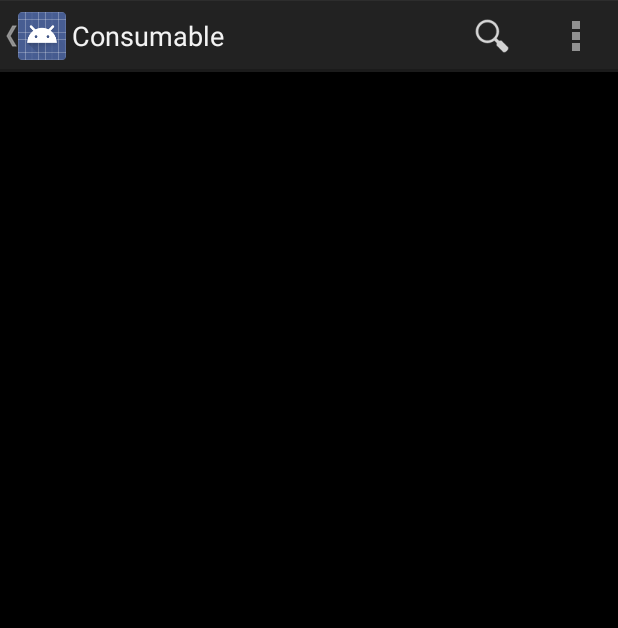
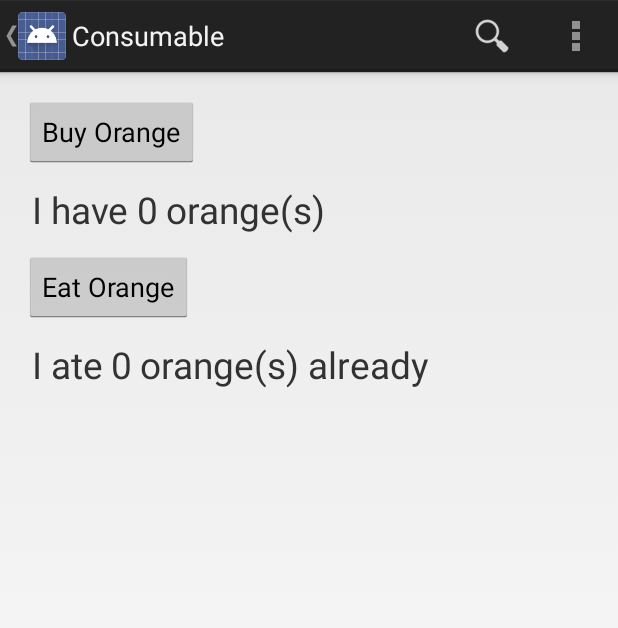
Before and after one commit to MrZhengliang/SampleProject, an Android app: the screen it shows after launch (MyActivity), on a phone screen of 412 x 824 dp. Shown: the top 628 px of the screen. Run offline under Robolectric (Android 15) with nearby library versions, the phone set to English and light mode, and no system bars; 3 statements that could not run were skipped.

Commit message:
Partially implemented consumable iap's

```diff
--- a/app/src/main/java/iapsample/amazon/humayunm/sampleproject/MyActivity.java
+++ b/app/src/main/java/iapsample/amazon/humayunm/sampleproject/MyActivity.java
@@ -26,6 +26,9 @@ import android.util.Log;
 
 import java.util.Locale;
 
+import iapsample.amazon.humayunm.sampleproject.fragment.ConsumableFragment;
+import iapsample.amazon.humayunm.sampleproject.fragment.EntitlementFragment;
+import iapsample.amazon.humayunm.sampleproject.fragment.SubscriptionFragment;
 import iapsample.amazon.humayunm.sampleproject.listener.PurchaseListener;
 
 
@@ -62,6 +65,9 @@ public class MyActivity extends Activity {
         // enable ActionBar app icon to behave as action to toggle nav drawer
         getActionBar().setDisplayHomeAsUpEnabled(true);
         getActionBar().setHomeButtonEnabled(true);
+
+        // Initialize IAP listeners
+        initializeListeners();
 
         // ActionBarDrawerToggle ties together the the proper interactions
         // between the sliding drawer and the action bar app icon
@@ -145,13 +151,30 @@ public class MyActivity extends Activity {
 
     private void selectItem(int position) {
         // update the main content by replacing fragments
-        Fragment fragment = new PlanetFragment();
-        Bundle args = new Bundle();
-        args.putInt(PlanetFragment.ARG_PLANET_NUMBER, position);
-        fragment.setArguments(args);
+        Fragment fragment = null;
 
-        FragmentManager fragmentManager = getFragmentManager();
-        fragmentManager.beginTransaction().replace(R.id.content_frame, fragment).commit();
+        //Consumable
+        if(position == 0) {
+            fragment = new ConsumableFragment();
+        }
+
+        //Non Consumable
+        if(position == 1) {
+            fragment = new EntitlementFragment();
+        }
+
+        //Subscription
+        if(position == 2) {
+            fragment = new SubscriptionFragment();
+        }
+
+        if(fragment != null) {
+            final FragmentManager fragmentManager = getFragmentManager();
+            fragmentManager.beginTransaction().replace(R.id.content_frame, fragment).commit();
+
+        } else {
+            Log.e(this.getClass().getName(), "Unknown fragment at position " + position);
+        }
 
         // update selected item and title, then close the drawer
         mDrawerList.setItemChecked(position, true);
--- /dev/null
+++ b/app/src/main/java/iapsample/amazon/humayunm/sampleproject/fragment/ConsumableFragment.java
@@ -0,0 +1,123 @@
+package iapsample.amazon.humayunm.sampleproject.fragment;
+
+import android.app.Activity;
+import android.net.Uri;
+import android.os.Bundle;
+import android.app.Fragment;
+import android.util.Log;
+import android.view.LayoutInflater;
+import android.view.View;
+import android.view.ViewGroup;
+import android.widget.Button;
+
+import com.amazon.device.iap.PurchasingService;
+import com.amazon.device.iap.model.RequestId;
+
+import iapsample.amazon.humayunm.sampleproject.R;
+import iapsample.amazon.humayunm.sampleproject.sku.MySKU;
+
+/**
+ * A simple {@link Fragment} subclass.
+ * Activities that contain this fragment must implement the
+ * Use the {@link ConsumableFragment#newInstance} factory method to
+ * create an instance of this fragment.
+ *
+ */
+public class ConsumableFragment extends Fragment implements View.OnClickListener {
+
+    // TODO: Rename parameter arguments, choose names that match
+    // the fragment initialization parameters, e.g. ARG_ITEM_NUMBER
+    private static final String ARG_PARAM1 = "param1";
+    private static final String ARG_PARAM2 = "param2";
+
+    // TODO: Rename and change types of parameters
+    private String mParam1;
+    private String mParam2;
+
+    private static final String TAG = "SampleIAPProject";
+
+
+    /**
+     * Use this factory method to create a new instance of
+     * this fragment using the provided parameters.
+     *
+     * @param param1 Parameter 1.
+     * @param param2 Parameter 2.
+     * @return A new instance of fragment ConsumableFragment.
+     */
+    // TODO: Rename and change types and number of parameters
+    public static ConsumableFragment newInstance(String param1, String param2) {
+        ConsumableFragment fragment = new ConsumableFragment();
+        Bundle args = new Bundle();
+        args.putString(ARG_PARAM1, param1);
+        args.putString(ARG_PARAM2, param2);
+        fragment.setArguments(args);
+        return fragment;
+    }
+    public ConsumableFragment() {
+        // Required empty public constructor
+    }
+
+    @Override
+    public void onCreate(Bundle savedInstanceState) {
+        super.onCreate(savedInstanceState);
+
+        if (getArguments() != null) {
+            mParam1 = getArguments().getString(ARG_PARAM1);
+            mParam2 = getArguments().getString(ARG_PARAM2);
+        }
+    }
+
+    @Override
+    public View onCreateView(LayoutInflater inflater, ViewGroup container,
+                             Bundle savedInstanceState) {
+
+        final View view = inflater.inflate(R.layout.fragment_consumable, container, false);
+
+        final Button eat_orange_button = (Button)view.findViewById(R.id.eat_orange_button);
+        eat_orange_button.setOnClickListener(this);
+
+        final Button buy_orange_button = (Button)view.findViewById(R.id.buy_orange_button);
+        buy_orange_button.setOnClickListener(this);
+
+        return view;
+    }
+
+
+    @Override
+    public void onClick(View view) {
+        if(view.getId() == R.id.buy_orange_button) {
+            onBuyOrangeClick();
+        }
+
+        if(view.getId() == R.id.eat_orange_button) {
+            onEatOrangeClick();
+        }
+
+    }
+
+    /**
+     * Click handler invoked when user clicks button to buy an orange
+     * consumable. This method calls {@link PurchasingService#purchase(String)}
+     * with the SKU to initialize the purchase from Amazon Appstore
+     */
+    private void onBuyOrangeClick() {
+        final RequestId requestId = PurchasingService.purchase(MySKU.ORANGE.getSku());
+        Log.d(TAG, "onBuyOrangeClick: requestId (" + requestId + ")");
+    }
+
+    /**
+     * Click handler called when user clicks button to eat an orange consumable.
+     */
+    private void onEatOrangeClick() {
+        try {
+            //sampleIapManager.eatOrange();
+            Log.d(TAG, "onEatOrangeClick: consuming 1 orange");
+
+//            updateOrangesInView(sampleIapManager.getUserIapData().getRemainingOranges(),
+//                    sampleIapManager.getUserIapData().getConsumedOranges());
+        } catch (final RuntimeException e) {
+            //showMessage("Unknow error when eat Orange");
+        }
+    }
+}
--- a/app/src/main/java/iapsample/amazon/humayunm/sampleproject/listener/PurchaseListener.java
+++ b/app/src/main/java/iapsample/amazon/humayunm/sampleproject/listener/PurchaseListener.java
@@ -23,8 +23,10 @@ public class PurchaseListener implements PurchasingListener{
     @Override
     public void onUserDataResponse(UserDataResponse userDataResponse) {
         final UserDataResponse.RequestStatus status = userDataResponse.getRequestStatus();
+        Log.d(TAG, "onUserDataResponse");
 
-    //TODO: Implementation
+
+        //TODO: Implementation
         switch (status) {
             case SUCCESSFUL:
                 break;
@@ -60,7 +62,7 @@ public class PurchaseListener implements PurchasingListener{
 
     @Override
     public void onPurchaseResponse(PurchaseResponse purchaseResponse) {
-
+        Log.d(TAG, "onPurchasesResponse");
     }
 
     @Override
--- a/app/src/main/java/iapsample/amazon/humayunm/sampleproject/sku/MySku.java
+++ b/app/src/main/java/iapsample/amazon/humayunm/sampleproject/sku/MySku.java
@@ -5,7 +5,12 @@ package iapsample.amazon.humayunm.sampleproject.sku;
  */
 public enum MySKU {
 
-    ;
+    // This is the product to purchase and eat in the sample code.
+    ORANGE("com.amazon.sample.iap.consumable.orange", "US", iapsample.amazon.humayunm.sampleproject.sku.SKUType.CONSUMABLE),
+
+    // This is a sample product to show how IAP SDK handle not supported
+    // products
+    APPLE("com.amazon.sample.iap.consumable.apple", "US", iapsample.amazon.humayunm.sampleproject.sku.SKUType.CONSUMABLE);
 
     private final String sku;
     private final String availableMarketplace;
--- /dev/null
+++ b/app/src/main/res/layout/fragment_consumable.xml
@@ -0,0 +1,92 @@
+<FrameLayout xmlns:android="http://schemas.android.com/apk/res/android"
+    xmlns:tools="http://schemas.android.com/tools"
+    android:layout_width="match_parent"
+    android:layout_height="match_parent"
+    tools:context="iapsample.amazon.humayunm.sampleproject.fragment.ConsumableFragment">
+
+    <RelativeLayout xmlns:android="http://schemas.android.com/apk/res/android"
+        xmlns:tools="http://schemas.android.com/tools"
+        android:layout_width="match_parent"
+        android:layout_height="match_parent"
+        android:paddingBottom="@dimen/activity_vertical_margin"
+        android:paddingLeft="@dimen/activity_horizontal_margin"
+        android:paddingRight="@dimen/activity_horizontal_margin"
+        android:paddingTop="@dimen/activity_vertical_margin"
+        tools:context=".MainActivity" >
+
+        <Button
+            android:id="@+id/buy_orange_button"
+            android:layout_width="wrap_content"
+            android:layout_height="wrap_content"
+            android:text="@string/buy_orange" />
+
+        <LinearLayout
+            android:id="@+id/have_oranges"
+            android:layout_width="fill_parent"
+            android:layout_height="wrap_content"
+            android:layout_below="@id/buy_orange_button"
+            android:orientation="horizontal"
+            android:padding="5dp">
+
+            <TextView
+                android:layout_width="wrap_content"
+                android:layout_height="wrap_content"
+                android:textSize="24.5sp"
+                android:text="@string/i_have" />
+
+            <TextView
+                android:id="@+id/num_oranges"
+                android:layout_width="wrap_content"
+                android:layout_height="wrap_content"
+                android:textSize="24.5sp"
+                android:padding="5dp"
+                android:text="@string/zero" />
+
+            <TextView
+                android:layout_width="wrap_content"
+                android:layout_height="wrap_content"
+                android:textSize="24.5sp"
+                android:text="@string/oranges" />
+
+        </LinearLayout>
+
+        <Button
+            android:id="@+id/eat_orange_button"
+            android:layout_width="wrap_content"
+            android:layout_height="wrap_content"
+            android:text="@string/eat_orange"
+            android:layout_below="@id/have_oranges"/>
+
+        <LinearLayout
+            android:id="@+id/oranges_consumed"
+            android:layout_width="fill_parent"
+            android:layout_height="wrap_content"
+            android:layout_below="@id/eat_orange_button"
+            android:orientation="horizontal"
+            android:padding="5dp">
+
+            <TextView
+                android:layout_width="wrap_content"
+                android:layout_height="wrap_content"
+                android:textSize="24.5sp"
+                android:text="@string/i_ate" />
+
+            <TextView
+                android:id="@+id/num_oranges_consumed"
+                android:layout_width="wrap_content"
+                android:layout_height="wrap_content"
+                android:textSize="24.5sp"
+                android:padding="5dp"
+                android:text="@string/zero" />
+
+            <TextView
+                android:layout_width="wrap_content"
+                android:layout_height="wrap_content"
+                android:textSize="24.5sp"
+                android:text="@string/oranges_already" />
+
+        </LinearLayout>
+
+    </RelativeLayout>
+
+</FrameLayout>
--- a/app/src/main/res/values/strings.xml
+++ b/app/src/main/res/values/strings.xml
@@ -16,5 +16,13 @@
     <string name="drawer_close">Close navigation drawer</string>
     <string name="action_websearch">Web search</string>
     <string name="app_not_available">Sorry, there\'s no web browser available</string>
+    <string name="buy_orange">Buy Orange</string>
+    <string name="i_have">I have</string>
+    <string name="zero">0</string>
+    <string name="oranges">orange(s)</string>
+    <string name="eat_orange">Eat Orange</string>
+    <string name="i_ate">I ate</string>
+    <string name="oranges_already">orange(s) already</string>
+    <string name="hello_blank_fragment">Hello blank fragment</string>
 
 </resources>
```
Also changed, not shown: app/src/main/java/iapsample/amazon/humayunm/sampleproject/data/UserData.java (added, +23 -0 lines), app/src/main/java/iapsample/amazon/humayunm/sampleproject/fragment/EntitlementFragment.java (added, +69 -0 lines), app/src/main/java/iapsample/amazon/humayunm/sampleproject/fragment/SubscriptionFragment.java (added, +110 -0 lines), app/src/main/java/iapsample/amazon/humayunm/sampleproject/manager/AbstractIAPManager.java (added, +41 -0 lines), app/src/main/res/layout/fragment_entitlement.xml (added, +13 -0 lines), app/src/main/res/layout/fragment_subscription.xml (added, +13 -0 lines).
